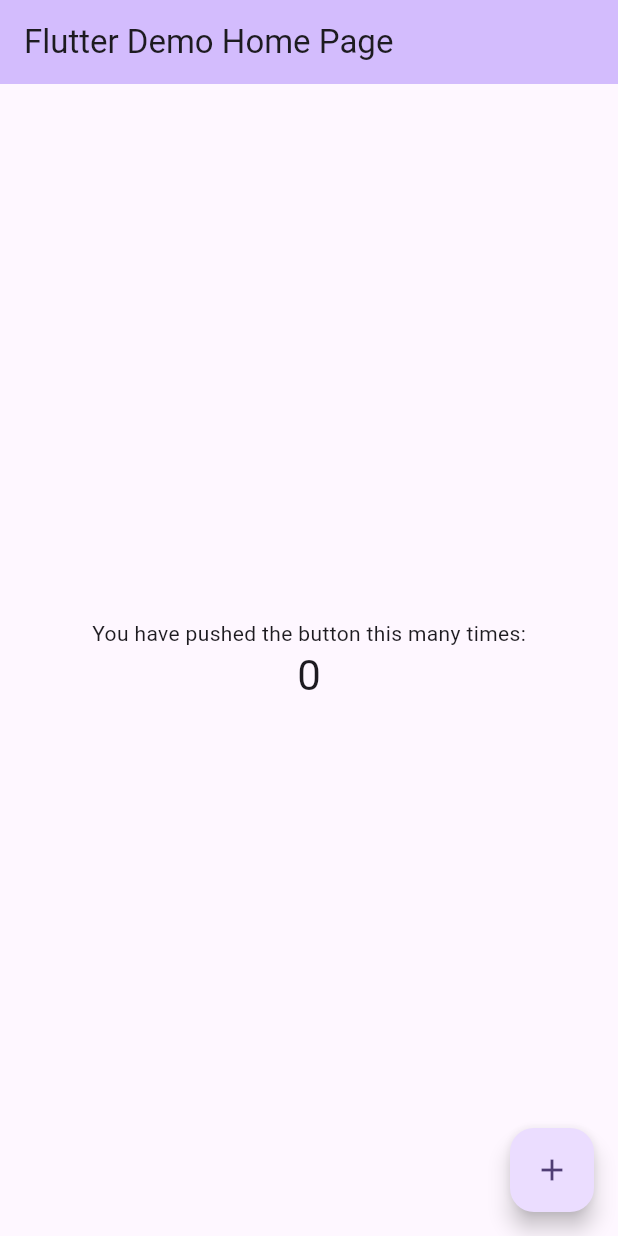
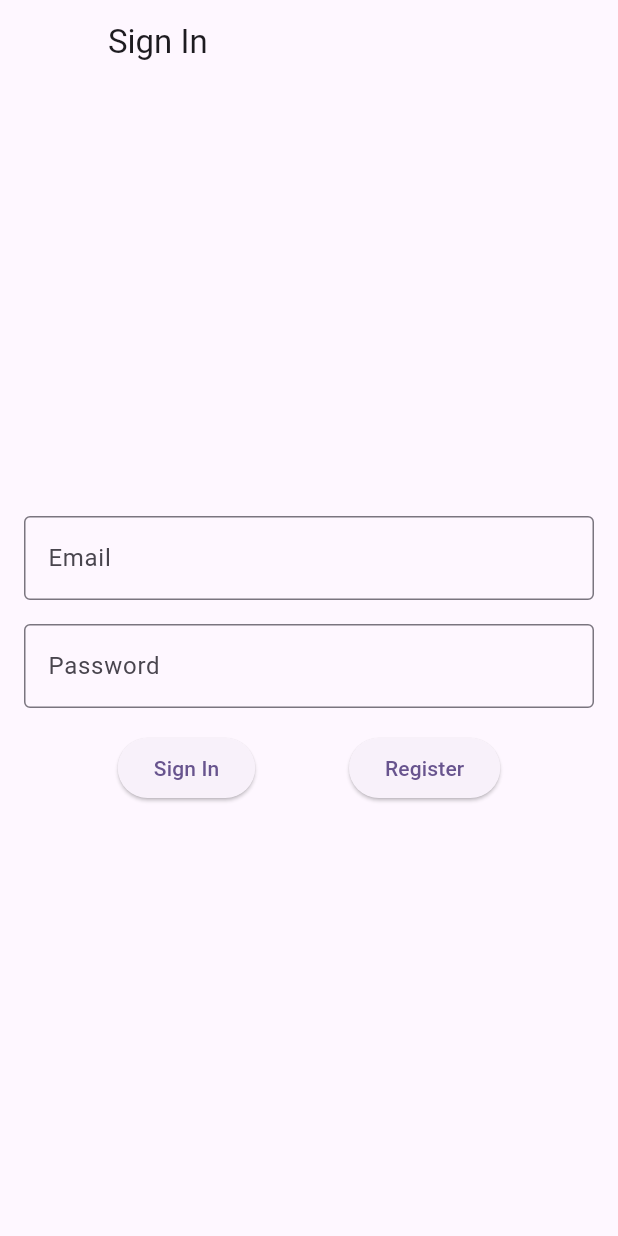
Before and after one commit to Shota-OSD/Social-Media-App, a Flutter app: the screen it shows after launch, on a phone screen of 412 x 824 dp. Run offline on Flutter 3.47's test engine with Material 3 defaults, Android fonts, the phone set to English and light mode, and no system bars; our stand-ins replace cloud_firestore, firebase_auth, firebase_core; accounts and stored records are empty.

Commit message:
added firebase login functionality, login pages

```diff
--- /dev/null
+++ b/lib/index.dart
@@ -0,0 +1,2 @@
+export 'login_pages/auth_gate.dart';
+export 'login_pages/sign_in.dart';
--- /dev/null
+++ b/lib/login_pages/auth_gate.dart
@@ -0,0 +1,48 @@
+import 'package:cloud_firestore/cloud_firestore.dart';
+import 'package:flutter/material.dart';
+import 'package:firebase_auth/firebase_auth.dart';
+import 'package:social_media_app/home_screen.dart';
+import '../index.dart';
+
+
+class AuthGate extends StatelessWidget {
+  const AuthGate({super.key});
+
+  @override
+  Widget build(BuildContext context) {
+    return StreamBuilder<User?>(
+      stream: FirebaseAuth.instance.authStateChanges(),
+      builder: (context, snapshot) {
+        if (!snapshot.hasData) {
+          return SignInScreen(
+            onSignIn: (email, password) {
+              FirebaseAuth.instance
+                  .signInWithEmailAndPassword(email: email, password: password);
+            },
+            onSignUp: (email, password, firstName, lastName, dob, selectedGender) {
+              FirebaseAuth.instance
+                  .createUserWithEmailAndPassword(
+                      email: email, password: password)
+                  .then((registerUser) => {
+                        FirebaseFirestore.instance
+                            .collection('usersCollection')
+                            .doc(registerUser.user!.uid)
+                            .set({
+                          'uid': registerUser.user!.uid,
+                          'email': email,
+                          'firstName': firstName,
+                          'lastName': lastName,
+                          'dob': dob,
+                          'gender': selectedGender,
+                          'created': Timestamp.now()
+                        })
+                      });
+            },
+          );
+        }
+
+        return const ClassFlowHome();
+      },
+    );
+  }
+}
--- /dev/null
+++ b/lib/login_pages/sign_in.dart
@@ -0,0 +1,149 @@
+import 'package:flutter/material.dart';
+
+class SignInScreen extends StatefulWidget {
+  final Function(String, String) onSignIn;
+  final Function(String, String, String, String, String, String) onSignUp;
+
+  const SignInScreen({
+    super.key,
+    required this.onSignIn,
+    required this.onSignUp,
+  });
+
+  @override
+  // ignore: library_private_types_in_public_api
+  _SignInScreenState createState() => _SignInScreenState();
+}
+
+class _SignInScreenState extends State<SignInScreen> {
+  final TextEditingController emailController = TextEditingController();
+  final TextEditingController passwordController = TextEditingController();
+  final TextEditingController firstNameController = TextEditingController();
+  final TextEditingController lastNameController = TextEditingController();
+  final TextEditingController dobController = TextEditingController();
+  String selectedGender = 'Male';
+
+  bool isSigningUp = false;
+
+  @override
+  Widget build(BuildContext context) {
+    return Scaffold(
+      appBar: AppBar(
+        title: const Text('Sign In'),
+        leading: const Text(''),
+      ),
+      body: Padding(
+        padding: const EdgeInsets.all(16.0),
+        child: Column(
+          mainAxisAlignment: MainAxisAlignment.center,
+          children: [
+            TextField(
+              controller: emailController,
+              decoration: const InputDecoration(
+                labelText: 'Email',
+                border: OutlineInputBorder(),
+              ),
+            ),
+            const SizedBox(height: 16.0),
+            TextField(
+              controller: passwordController,
+              decoration: const InputDecoration(
+                labelText: 'Password',
+                border: OutlineInputBorder(),
+              ),
+              obscureText: true,
+            ),
+            const SizedBox(height: 16.0),
+            if (isSigningUp) //show First Name and Last Name fields if signing up
+              Column(
+                children: [
+                  TextField(
+                    controller: firstNameController,
+                    decoration: const InputDecoration(
+                      labelText: 'First Name',
+                      border: OutlineInputBorder(),
+                    ),
+                  ),
+                  const SizedBox(height: 16.0),
+                  TextField(
+                    controller: lastNameController,
+                    decoration: const InputDecoration(
+                      labelText: 'Last Name',
+                      border: OutlineInputBorder(),
+                    ),
+                  ),
+                  const SizedBox(
+                    height: 16.0,
+                  ),
+                  TextField(
+                    controller: dobController,
+                    decoration: const InputDecoration(
+                        labelText: 'Date of Birth',
+                        border: OutlineInputBorder(),
+                        hintText: 'mm/dd/yyyy'),
+                  ),
+                  const SizedBox(
+                    height: 16.0,
+                  ),
+                  DropdownButtonFormField<String>(
+                    value: selectedGender,
+                    onChanged: (value) {
+                      setState(() {
+                        selectedGender = value!;
+                      });
+                    },
+                    items: ['Male', 'Female', 'Other']
+                        .map<DropdownMenuItem<String>>((String value) {
+                      return DropdownMenuItem<String>(
+                          value: value, child: Text(value));
+                    }).toList(),
+                    decoration: const InputDecoration(
+                      labelText: 'Gender',
+                      border: OutlineInputBorder(),
+                    ),
+                  ),
+                ],
+              ),
+            Row(
+              mainAxisAlignment: MainAxisAlignment.spaceEvenly,
+              children: [
+                if (!isSigningUp)
+                  ElevatedButton(
+                    onPressed: () {
+                      widget.onSignIn(
+                        emailController.text,
+                        passwordController.text,
+                      );
+                    },
+                    child: const Text('Sign In'),
+                  ),
+                ElevatedButton(
+                  onPressed: () {
+                    setState(() {
+                      isSigningUp = !isSigningUp;
+                    });
+                  },
+                  child: Text(isSigningUp ? 'Cancel' : 'Register'),
+                ),
+                if (isSigningUp) // Show Register button only when signing up
+                  ElevatedButton(
+                    onPressed: () {
+                      // Call onSignUp callback with email, password, first name, and last name
+                      widget.onSignUp(
+                          emailController.text,
+                          passwordController.text,
+                          firstNameController.text,
+                          lastNameController.text,
+                          dobController.text,
+                          selectedGender);
+                    },
+                    child: const Text('Confirm'),
+                  ),
+              ],
+            ),
+          ],
+        ),
+      ),
+    );
+  }
+}
--- a/lib/main.dart
+++ b/lib/main.dart
@@ -1,6 +1,14 @@
+import 'package:firebase_core/firebase_core.dart';
 import 'package:flutter/material.dart';
+import 'index.dart';
+import 'firebase_options.dart';
 
-void main() {
+void main() async {
+  WidgetsFlutterBinding.ensureInitialized();
+  await Firebase.initializeApp(
+    options: DefaultFirebaseOptions.currentPlatform,
+  );
+
   runApp(const MyApp());
 }
 
@@ -31,95 +39,6 @@ class MyApp extends StatelessWidget {
           colorScheme: ColorScheme.fromSeed(seedColor: Colors.deepPurple),
           useMaterial3: true,
         ),
-      home: const MyHomePage(title: 'Flutter Demo Home Page'),
-    );
+        home: const AuthGate());
   }
 }
-
-class MyHomePage extends StatefulWidget {
-  const MyHomePage({super.key, required this.title});
-
-  // This widget is the home page of your application. It is stateful, meaning
-  // that it has a State object (defined below) that contains fields that affect
-  // how it looks.
-
-  // This class is the configuration for the state. It holds the values (in this
-  // case the title) provided by the parent (in this case the App widget) and
-  // used by the build method of the State. Fields in a Widget subclass are
-  // always marked "final".
-
-  final String title;
-
-  @override
-  State<MyHomePage> createState() => _MyHomePageState();
-}
-
-class _MyHomePageState extends State<MyHomePage> {
-  int _counter = 0;
-
-  void _incrementCounter() {
-    setState(() {
-      // This call to setState tells the Flutter framework that something has
-      // changed in this State, which causes it to rerun the build method below
-      // so that the display can reflect the updated values. If we changed
-      // _counter without calling setState(), then the build method would not be
-      // called again, and so nothing would appear to happen.
-      _counter++;
-    });
-  }
-
-  @override
-  Widget build(BuildContext context) {
-    // This method is rerun every time setState is called, for instance as done
-    // by the _incrementCounter method above.
-    //
-    // The Flutter framework has been optimized to make rerunning build methods
-    // fast, so that you can just rebuild anything that needs updating rather
-    // than having to individually change instances of widgets.
-    return Scaffold(
-      appBar: AppBar(
-        // TRY THIS: Try changing the color here to a specific color (to
-        // Colors.amber, perhaps?) and trigger a hot reload to see the AppBar
-        // change color while the other colors stay the same.
-        backgroundColor: Theme.of(context).colorScheme.inversePrimary,
-        // Here we take the value from the MyHomePage object that was created by
-        // the App.build method, and use it to set our appbar title.
-        title: Text(widget.title),
-      ),
-      body: Center(
-        // Center is a layout widget. It takes a single child and positions it
-        // in the middle of the parent.
-        child: Column(
-          // Column is also a layout widget. It takes a list of children and
-          // arranges them vertically. By default, it sizes itself to fit its
-          // children horizontally, and tries to be as tall as its parent.
-          //
-          // Column has various properties to control how it sizes itself and
-          // how it positions its children. Here we use mainAxisAlignment to
-          // center the children vertically; the main axis here is the vertical
-          // axis because Columns are vertical (the cross axis would be
-          // horizontal).
-          //
-          // TRY THIS: Invoke "debug painting" (choose the "Toggle Debug Paint"
-          // action in the IDE, or press "p" in the console), to see the
-          // wireframe for each widget.
-          mainAxisAlignment: MainAxisAlignment.center,
-          children: <Widget>[
-            const Text(
-              'You have pushed the button this many times:',
-            ),
-            Text(
-              '$_counter',
-              style: Theme.of(context).textTheme.headlineMedium,
-            ),
-          ],
-        ),
-      ),
-      floatingActionButton: FloatingActionButton(
-        onPressed: _incrementCounter,
-        tooltip: 'Increment',
-        child: const Icon(Icons.add),
-      ), // This trailing comma makes auto-formatting nicer for build methods.
-    );
-  }
-}
--- a/pubspec.yaml
+++ b/pubspec.yaml
@@ -35,6 +35,9 @@ dependencies:
   # The following adds the Cupertino Icons font to your application.
   # Use with the CupertinoIcons class for iOS style icons.
   cupertino_icons: ^1.0.6
+  firebase_core: ^2.30.0
+  firebase_auth: ^4.19.2
+  cloud_firestore: ^4.17.0
 
 dev_dependencies:
   flutter_test:
```
Also changed, not shown: lib/home_screen.dart (added, +31 -0 lines), lib/firebase_options.dart (added), pubspec.lock, 16 other files. Lines whose indentation alone changed are shown as unchanged.
